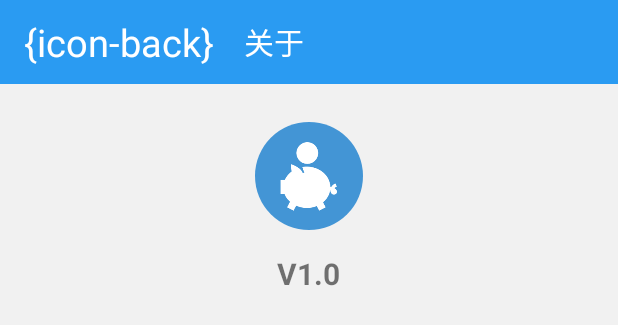
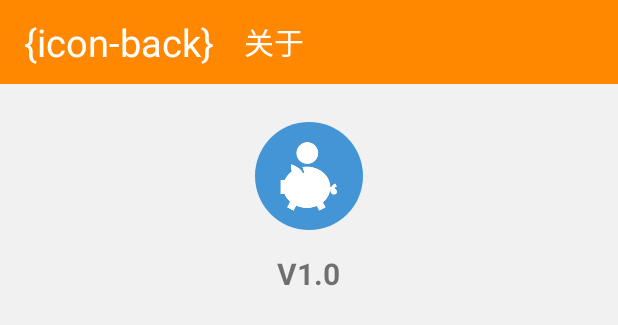
Before and after one commit to Zhenyu-Lii/QianGuanJia, an Android app: the layout delegate_intro.xml on its own in the app's theme, with its tools: preview values and no code run, on a phone screen of 412 x 824 dp. Shown: the top 325 px of the screen. Run offline under Robolectric (Android 15) with nearby library versions, the phone set to English and light mode, and no system bars; plain views replace IconTextView.

Commit message:
改主题色

```diff
--- a/latte_ec/src/main/res/layout/delegate_add.xml
+++ b/latte_ec/src/main/res/layout/delegate_add.xml
@@ -11,7 +11,7 @@
         android:layout_width="match_parent"
         android:layout_height="?attr/actionBarSize"
         android:layout_gravity="top"
-        android:background="#4A90F2">
+        android:background="@android:color/holo_orange_dark">
 
         <RelativeLayout
             android:layout_width="match_parent"
--- a/latte_ec/src/main/res/layout/delegate_data_analysis.xml
+++ b/latte_ec/src/main/res/layout/delegate_data_analysis.xml
@@ -12,7 +12,7 @@
         android:id="@+id/bar_data_analysis"
         android:layout_width="match_parent"
         android:layout_height="?attr/actionBarSize"
-        android:background="@color/app_title_color"
+        android:background="@android:color/holo_orange_dark"
         android:gravity="center_vertical"
         android:paddingLeft="15dp"
         app:layout_collapseMode="pin">
--- a/latte_ec/src/main/res/layout/delegate_intro.xml
+++ b/latte_ec/src/main/res/layout/delegate_intro.xml
@@ -13,7 +13,7 @@
         android:layout_width="match_parent"
         android:layout_height="?attr/actionBarSize"
         android:layout_gravity="top"
-        android:background="@color/app_title_color"
+        android:background="@android:color/holo_orange_dark"
         app:layout_collapseMode="pin">
 
         <com.joanzapata.iconify.widget.IconTextView
--- a/latte_ec/src/main/res/layout/delegate_login_user.xml
+++ b/latte_ec/src/main/res/layout/delegate_login_user.xml
@@ -13,7 +13,7 @@
         android:layout_width="match_parent"
         android:layout_height="?attr/actionBarSize"
         android:layout_gravity="top"
-        android:background="@color/app_title_color"
+        android:background="@android:color/holo_orange_dark"
         app:layout_collapseMode="pin">
 
         <RelativeLayout
--- a/latte_ec/src/main/res/layout/delegate_report.xml
+++ b/latte_ec/src/main/res/layout/delegate_report.xml
@@ -13,7 +13,7 @@
         android:layout_width="match_parent"
         android:layout_height="?attr/actionBarSize"
         android:layout_gravity="top"
-        android:background="@color/app_title_color"
+        android:background="@android:color/holo_orange_dark"
         app:layout_collapseMode="pin">
 
         <com.joanzapata.iconify.widget.IconTextView
@@ -125,7 +125,7 @@
         android:textSize="16sp"
         android:layout_marginLeft="15dp"
         android:layout_marginRight="15dp"
-        android:background="@drawable/btn_background_circle"
+        android:background="@android:color/holo_orange_dark"
         android:layout_width="match_parent"
         android:layout_height="wrap_content" />
 </androidx.appcompat.widget.LinearLayoutCompat>
--- a/latte_ec/src/main/res/layout/delegate_setting.xml
+++ b/latte_ec/src/main/res/layout/delegate_setting.xml
@@ -12,7 +12,7 @@
         android:layout_width="match_parent"
         android:layout_height="?attr/actionBarSize"
         android:layout_gravity="top"
-        android:background="@color/app_title_color"
+        android:background="@android:color/holo_orange_dark"
         app:layout_collapseMode="pin">
 
         <com.joanzapata.iconify.widget.IconTextView
```
